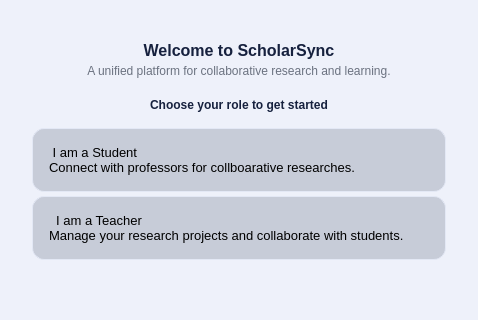
Before: the Qt Designer form mainwindow.ui in jasminein-pixel/Scholarsync, drawn with Qt 5; both pictures show x 0 to 478 and y 137 to 457 of the 478 by 720 pixel window.
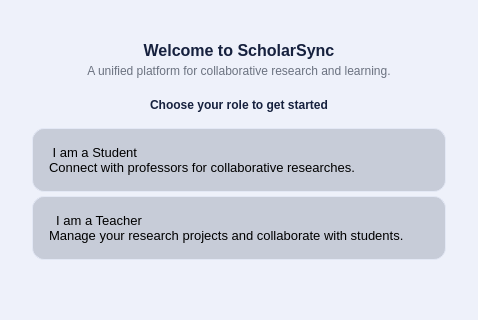
After: the same form once the commit is applied.

```diff
--- a/mainwindow.ui
+++ b/mainwindow.ui
@@ -148,7 +148,7 @@
           </property>
           <property name="text">
            <string> I am a Student
-Connect with professors for collboarative researches.</string>
+Connect with professors for collaborative researches.</string>
           </property>
          </widget>
         </item>
```
